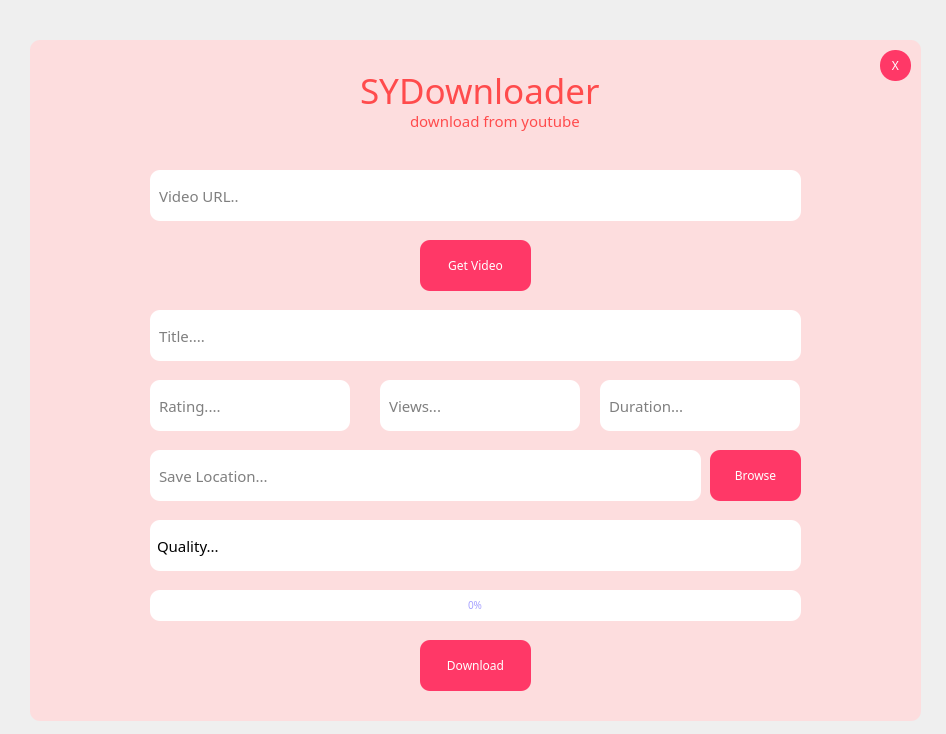
The window that assets/DesignSYDownloader.ui (elsayedHamada/GUI-Youtube-Downloader-With-Python) describes before a commit, drawn with Qt 5.
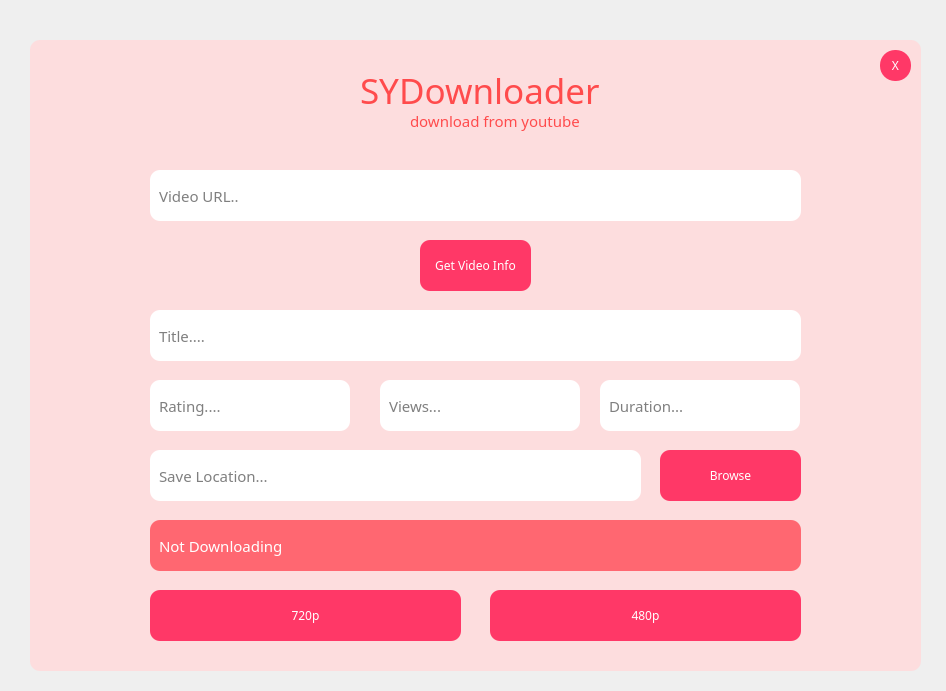
The same window after the commit. Icons and pictures are not drawn.

```diff
--- a/assets/DesignSYDownloader.ui
+++ b/assets/DesignSYDownloader.ui
@@ -7,7 +7,7 @@
     <x>0</x>
     <y>0</y>
     <width>946</width>
-    <height>734</height>
+    <height>691</height>
    </rect>
   </property>
   <property name="windowTitle">
@@ -24,7 +24,7 @@
      <x>30</x>
      <y>40</y>
      <width>891</width>
-     <height>681</height>
+     <height>631</height>
     </rect>
    </property>
    <property name="styleSheet">
@@ -88,115 +88,6 @@
      <string comment="10">Video URL..</string>
     </property>
    </widget>
-   <widget class="QLineEdit" name="saveLocationVideo">
-    <property name="geometry">
-     <rect>
-      <x>120</x>
-      <y>410</y>
-      <width>551</width>
-      <height>51</height>
-     </rect>
-    </property>
-    <property name="styleSheet">
-     <string notr="true">background-color: white;
-border-radius: 10px;
-font-size: 15px;
-font-family: poppins,sans-serif;
-padding-left: 7px;</string>
-    </property>
-    <property name="placeholderText">
-     <string comment="10">Save Location...</string>
-    </property>
-   </widget>
-   <widget class="QPushButton" name="browseButton">
-    <property name="geometry">
-     <rect>
-      <x>680</x>
-      <y>410</y>
-      <width>91</width>
-      <height>51</height>
-     </rect>
-    </property>
-    <property name="cursor">
-     <cursorShape>PointingHandCursor</cursorShape>
-    </property>
-    <property name="styleSheet">
-     <string notr="true">QPushButton{
-background-color: #ff3867;
-border-radius: 10px;
-color: white;
-font-family: poppins, sans-serif;
-font-weight: Medium;
-font-size: 12px;
-}
-
-QPushButton:hover{
-	background-color:rgb(207, 45, 86) ;
-}</string>
-    </property>
-    <property name="text">
-     <string>Browse</string>
-    </property>
-   </widget>
-   <widget class="QProgressBar" name="progressVideo">
-    <property name="geometry">
-     <rect>
-      <x>120</x>
-      <y>550</y>
-      <width>651</width>
-      <height>31</height>
-     </rect>
-    </property>
-    <property name="styleSheet">
-     <string notr="true">QProgressBar{
-color:#a5a0ff ;
-background-color: white;
-border-radius: 10px;
-font-size: 10px;
-text-align: center;
-font-family: poppins,sans-serif;
-}
-QProgressBar::chunk {
- background-color: #3f38cb; 
- border-radius: 10px;
-}
-
-</string>
-    </property>
-    <property name="value">
-     <number>0</number>
-    </property>
-   </widget>
-   <widget class="QPushButton" name="downloadButton">
-    <property name="geometry">
-     <rect>
-      <x>390</x>
-      <y>600</y>
-      <width>111</width>
-      <height>51</height>
-     </rect>
-    </property>
-    <property name="cursor">
-     <cursorShape>PointingHandCursor</cursorShape>
-    </property>
-    <property name="styleSheet">
-     <string notr="true">QPushButton{
-background-color: #ff3867;
-border-radius: 10px;
-color: white;
-font-family: poppins, sans-serif;
-font-weight: Medium;
-font-size: 12px;
-}
-
-QPushButton:hover{
-	background-color: rgb(207, 45, 86) ;
-}</string>
-    </property>
-    <property name="text">
-     <string>Download</string>
-    </property>
-   </widget>
    <widget class="QPushButton" name="close">
     <property name="geometry">
      <rect>
@@ -227,73 +118,6 @@
      <string>X</string>
     </property>
    </widget>
-   <widget class="QComboBox" name="qualityVideo">
-    <property name="geometry">
-     <rect>
-      <x>120</x>
-      <y>480</y>
-      <width>651</width>
-      <height>51</height>
-     </rect>
-    </property>
-    <property name="styleSheet">
-     <string notr="true">QComboBox
-{
-	background-color: white;
-	border-radius: 10px;
-	font-size: 15px;
-	font-family: poppins,sans-serif;
-	padding-left: 7px;
-    selection-background-color: rgb(214, 47, 89);
-}
-
-QComboBox:on
-{
-    padding-top: 3px;
-    padding-left: 4px;
-    selection-background-color: rgb(214, 47, 89);
-}
-
-QComboBox QAbstractItemView
-{
-    border: 2px solid darkgray;
-    selection-background-color: rgb(214, 47, 89);
-}
-
-QComboBox::drop-down
-{
-     subcontrol-origin: padding;
-     subcontrol-position: top right;
-     width: 15px;
-
-     border-left-width: 0px;
-     border-left-color: darkgray;
-     border-left-style: solid; /* just a single line */
-     border-top-right-radius: 3px; /* same radius as the QComboBox */
-     border-bottom-right-radius: 3px;
- }
-
-QComboBox::down-arrow
-{
-     image: url(:/down-arrow.png);
-}</string>
-    </property>
-    <property name="editable">
-     <bool>false</bool>
-    </property>
-    <property name="currentIndex">
-     <number>-1</number>
-    </property>
-    <property name="maxVisibleItems">
-     <number>30</number>
-    </property>
-    <property name="sizeAdjustPolicy">
-     <enum>QComboBox::AdjustToMinimumContentsLengthWithIcon</enum>
-    </property>
-    <property name="placeholderText">
-     <string>Quality...</string>
-    </property>
-   </widget>
    <widget class="QPushButton" name="getButton">
     <property name="geometry">
      <rect>
@@ -321,7 +145,7 @@
 }</string>
     </property>
     <property name="text">
-     <string>Get Video</string>
+     <string>Get Video Info</string>
     </property>
    </widget>
    <widget class="QLineEdit" name="videoTitle">
@@ -419,6 +243,144 @@
      <string comment="10">Duration...</string>
     </property>
    </widget>
+   <widget class="QPushButton" name="pushButton_2">
+    <property name="geometry">
+     <rect>
+      <x>120</x>
+      <y>550</y>
+      <width>311</width>
+      <height>51</height>
+     </rect>
+    </property>
+    <property name="cursor">
+     <cursorShape>PointingHandCursor</cursorShape>
+    </property>
+    <property name="styleSheet">
+     <string notr="true">QPushButton{
+background-color: #ff3867;
+border-radius: 10px;
+color: white;
+font-family: poppins, sans-serif;
+font-weight: Medium;
+font-size: 12px;
+}
+
+QPushButton:hover{
+	background-color:rgb(207, 45, 86) ;
+}</string>
+    </property>
+    <property name="text">
+     <string>720p</string>
+    </property>
+   </widget>
+   <widget class="QPushButton" name="pushButton_3">
+    <property name="geometry">
+     <rect>
+      <x>460</x>
+      <y>550</y>
+      <width>311</width>
+      <height>51</height>
+     </rect>
+    </property>
+    <property name="cursor">
+     <cursorShape>PointingHandCursor</cursorShape>
+    </property>
+    <property name="styleSheet">
+     <string notr="true">QPushButton{
+background-color: #ff3867;
+border-radius: 10px;
+color: white;
+font-family: poppins, sans-serif;
+font-weight: Medium;
+font-size: 12px;
+}
+
+QPushButton:hover{
+	background-color:rgb(207, 45, 86) ;
+}</string>
+    </property>
+    <property name="text">
+     <string>480p</string>
+    </property>
+   </widget>
+   <widget class="QLineEdit" name="saveLocationVideo">
+    <property name="geometry">
+     <rect>
+      <x>120</x>
+      <y>410</y>
+      <width>491</width>
+      <height>51</height>
+     </rect>
+    </property>
+    <property name="styleSheet">
+     <string notr="true">background-color: white;
+border-radius: 10px;
+font-size: 15px;
+font-family: poppins,sans-serif;
+padding-left: 7px;</string>
+    </property>
+    <property name="placeholderText">
+     <string comment="10">Save Location...</string>
+    </property>
+   </widget>
+   <widget class="QPushButton" name="browseButton">
+    <property name="geometry">
+     <rect>
+      <x>630</x>
+      <y>410</y>
+      <width>141</width>
+      <height>51</height>
+     </rect>
+    </property>
+    <property name="cursor">
+     <cursorShape>PointingHandCursor</cursorShape>
+    </property>
+    <property name="styleSheet">
+     <string notr="true">QPushButton{
+background-color: #ff3867;
+border-radius: 10px;
+color: white;
+font-family: poppins, sans-serif;
+font-weight: Medium;
+font-size: 12px;
+}
+
+QPushButton:hover{
+	background-color:rgb(207, 45, 86) ;
+}</string>
+    </property>
+    <property name="text">
+     <string>Browse</string>
+    </property>
+   </widget>
+   <widget class="QLineEdit" name="progress">
+    <property name="geometry">
+     <rect>
+      <x>120</x>
+      <y>480</y>
+      <width>651</width>
+      <height>51</height>
+     </rect>
+    </property>
+    <property name="styleSheet">
+     <string notr="true"> background-color: rgb(255, 103, 113);
+border-radius: 10px;
+font-size: 15px;
+font-family: poppins,sans-serif;
+padding-left: 7px;
+text-align: center;
+color:white;</string>
+    </property>
+    <property name="text">
+     <string>Not Downloading</string>
+    </property>
+    <property name="readOnly">
+     <bool>true</bool>
+    </property>
+    <property name="placeholderText">
+     <string comment="10">Not Dowloading</string>
+    </property>
+   </widget>
   </widget>
  </widget>
  <resources/>
```
